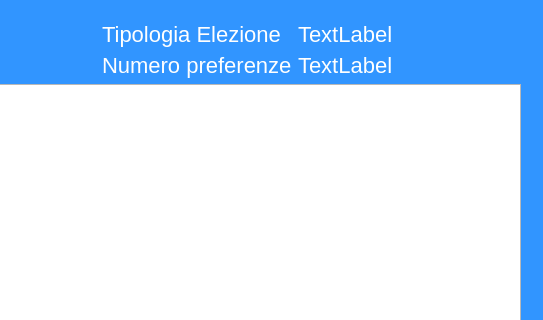
Qt form mainwindowpv.ui (giuseppedifatta/sistemaPostazioneVoto) before a commit; both pictures show x 345 to 888 and y 0 to 320 of the 888 by 605 pixel window.
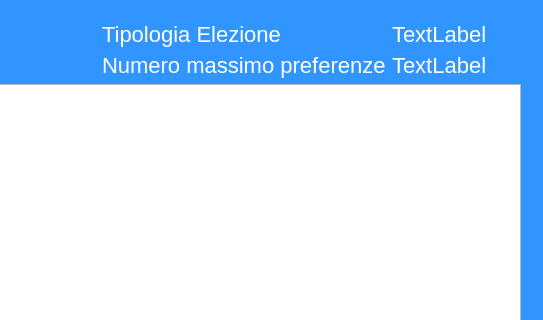
The same form after that commit. The open tabs and pages were chosen to show the change.

The edit to the form file:
```diff
--- a/mainwindowpv.ui
+++ b/mainwindowpv.ui
@@ -297,7 +297,7 @@
             <item row="1" column="0">
              <widget class="QLabel" name="label_numeroPreferenze">
               <property name="text">
-               <string>Numero preferenze</string>
+               <string>Numero massimo preferenze</string>
               </property>
              </widget>
             </item>
```
Left out of the diff: 2 changed lines with no effect on the pictures.
